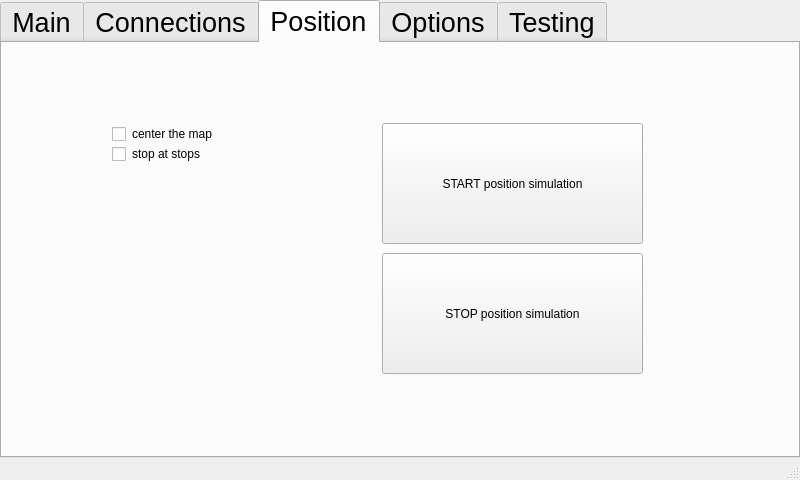
Qt form mainwindow.ui (frutabruta/VDV301tester) before a commit.
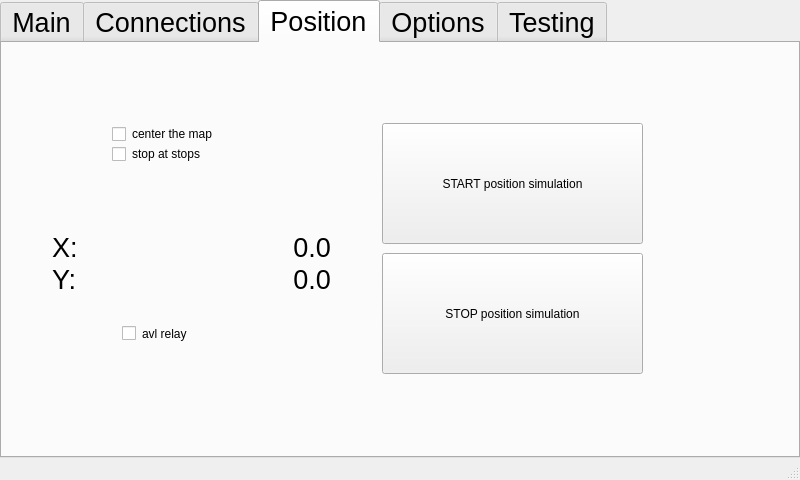
The same form after that commit. The open tabs and pages were chosen to show the change.

The edit to the form file:
```diff
--- a/mainwindow.ui
+++ b/mainwindow.ui
@@ -1698,6 +1698,91 @@
          <string>stop at stops</string>
         </property>
        </widget>
+       <widget class="QCheckBox" name="checkBox_avlRelay">
+        <property name="geometry">
+         <rect>
+          <x>120</x>
+          <y>280</y>
+          <width>151</width>
+          <height>21</height>
+         </rect>
+        </property>
+        <property name="text">
+         <string>avl relay</string>
+        </property>
+       </widget>
+       <widget class="QWidget" name="gridLayoutWidget">
+        <property name="geometry">
+         <rect>
+          <x>39</x>
+          <y>180</y>
+          <width>301</width>
+          <height>80</height>
+         </rect>
+        </property>
+        <layout class="QGridLayout" name="gridLayout_2">
+         <item row="0" column="0">
+          <widget class="QLabel" name="label_9">
+           <property name="sizePolicy">
+            <sizepolicy hsizetype="Maximum" vsizetype="Preferred">
+             <horstretch>0</horstretch>
+             <verstretch>0</verstretch>
+            </sizepolicy>
+           </property>
+           <property name="font">
+            <font>
+             <pointsize>20</pointsize>
+            </font>
+           </property>
+           <property name="text">
+            <string>X:</string>
+           </property>
+          </widget>
+         </item>
+         <item row="1" column="0">
+          <widget class="QLabel" name="label_10">
+           <property name="font">
+            <font>
+             <pointsize>20</pointsize>
+            </font>
+           </property>
+           <property name="text">
+            <string>Y:</string>
+           </property>
+          </widget>
+         </item>
+         <item row="0" column="1">
+          <widget class="QLabel" name="label_positionX">
+           <property name="font">
+            <font>
+             <pointsize>20</pointsize>
+            </font>
+           </property>
+           <property name="text">
+            <string>0.0</string>
+           </property>
+           <property name="alignment">
+            <set>Qt::AlignRight|Qt::AlignTrailing|Qt::AlignVCenter</set>
+           </property>
+          </widget>
+         </item>
+         <item row="1" column="1">
+          <widget class="QLabel" name="label_positionY">
+           <property name="font">
+            <font>
+             <pointsize>20</pointsize>
+            </font>
+           </property>
+           <property name="text">
+            <string>0.0</string>
+           </property>
+           <property name="alignment">
+            <set>Qt::AlignRight|Qt::AlignTrailing|Qt::AlignVCenter</set>
+           </property>
+          </widget>
+         </item>
+        </layout>
+       </widget>
       </widget>
       <widget class="QWidget" name="tab_moznosti">
        <attribute name="title">
```
Left out of the diff: 2 changed lines with no effect on the pictures.
